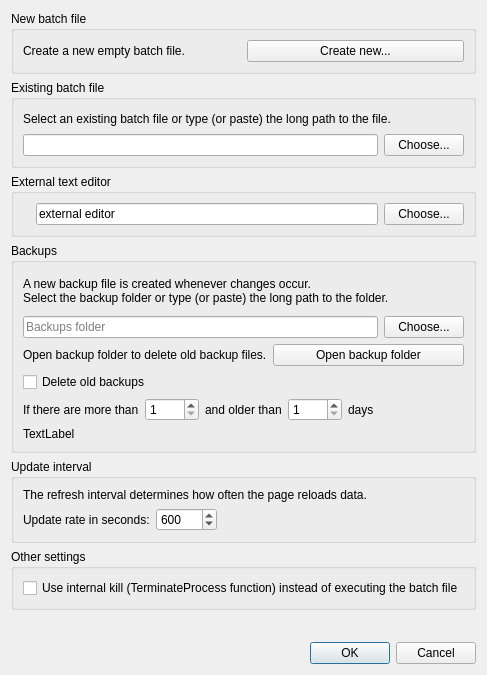
Above: dialog.ui from MarioUnoDueTreQuattro/KillManagerQt before the change. Below: the same form after it.
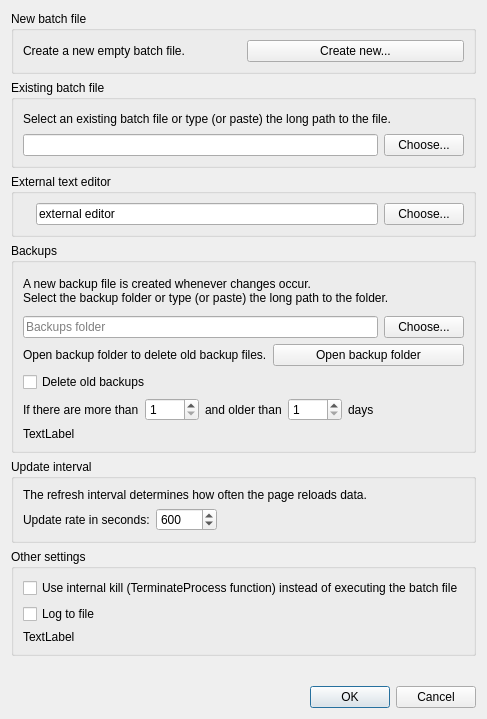
That is the form after the change. Icons and pictures are not drawn.

What changed in the file:
```diff
--- a/dialog.ui
+++ b/dialog.ui
@@ -8,7 +8,7 @@
     <x>0</x>
     <y>0</y>
     <width>443</width>
-    <height>675</height>
+    <height>719</height>
    </rect>
   </property>
   <property name="sizePolicy">
@@ -406,6 +406,23 @@
         </property>
        </widget>
       </item>
+      <item>
+       <widget class="QCheckBox" name="checkBoxLog">
+        <property name="toolTip">
+         <string>After changing this option, you must restart the program for it to take effect.</string>
+        </property>
+        <property name="text">
+         <string>Log to file</string>
+        </property>
+       </widget>
+      </item>
+      <item>
+       <widget class="QLabel" name="labelLog">
+        <property name="text">
+         <string>TextLabel</string>
+        </property>
+       </widget>
+      </item>
      </layout>
     </widget>
    </item>
```
